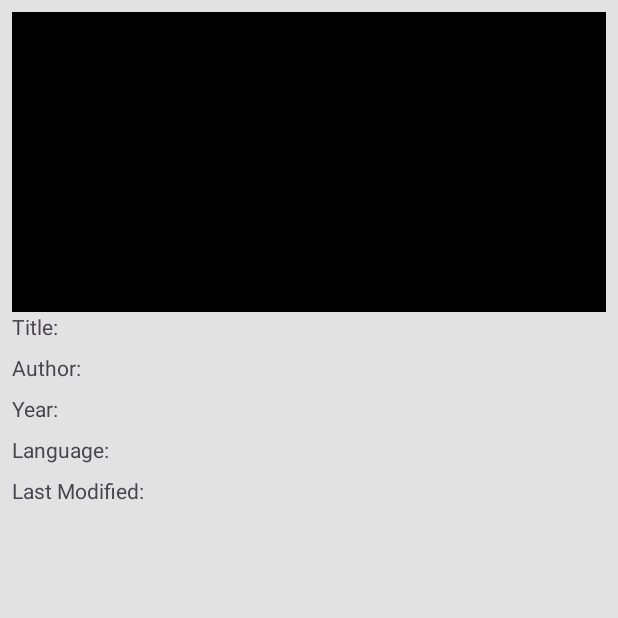
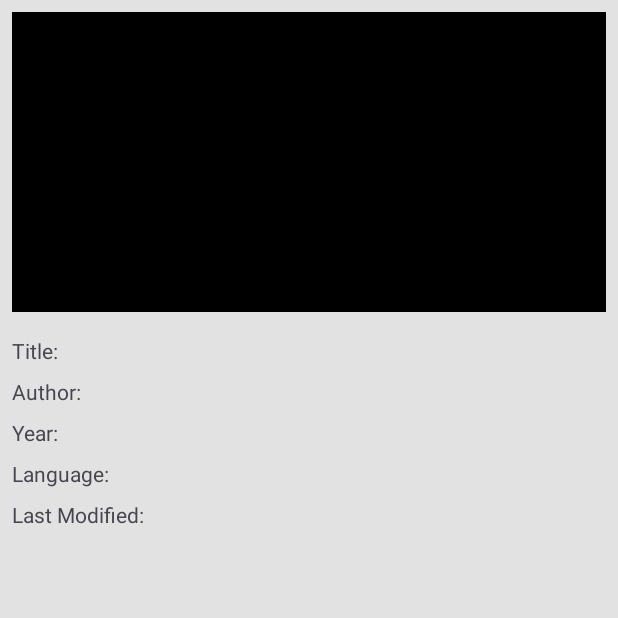
Before and after one commit to DavidBStorm/BookExpolere, an Android app: the fragment DetailsFragment shown on its own in the app's theme, on a phone screen of 412 x 824 dp, the top half of it. Run offline under Robolectric (Android 15) with nearby library versions, the phone set to English and light mode, and no system bars; our stand-ins replace Dagger/Hilt's generated code, data binding, paging; pictures from the network do not load.

```diff
--- a/app/src/main/AndroidManifest.xml
+++ b/app/src/main/AndroidManifest.xml
@@ -5,7 +5,7 @@
     <uses-permission android:name="android.permission.INTERNET" />
 
     <application
-        android:name="com.fara.bookexplorer.ui.MyApplication"
+        android:name="com.fara.bookexplorer.presentation.activities.MyApplication"
         android:allowBackup="true"
         android:dataExtractionRules="@xml/data_extraction_rules"
         android:fullBackupContent="@xml/backup_rules"
@@ -16,7 +16,7 @@
         android:theme="@style/Theme.BookExplorer"
         tools:targetApi="31">
         <activity
-            android:name="com.fara.bookexplorer.ui.MainActivity"
+            android:name="com.fara.bookexplorer.presentation.activities.MainActivity"
             android:exported="true">
             <intent-filter>
                 <action android:name="android.intent.action.MAIN" />
--- a/app/src/main/java/com/fara/bookexplorer/ui/pagination/BookPagingSource.kt
+++ b/app/src/main/java/com/fara/bookexplorer/data/pagination/BookPagingSource.kt
@@ -1,4 +1,4 @@
-package com.fara.bookexplorer.ui.pagination
+package com.fara.bookexplorer.data.pagination
 
 import androidx.paging.PagingSource
 import androidx.paging.PagingState
@@ -13,7 +13,7 @@ class BookPagingSource(
     override suspend fun load(params: LoadParams<Int>): LoadResult<Int, Doc> {
         return try {
             val page = params.key ?: PAGE_ONE
-            val response = bookService.searchBooks(query, page,LIMIT)
+            val response = bookService.searchBooks(query, page, LIMIT)
 
             if (response.isSuccessful) {
                 val books = response.body()?.docs ?: emptyList()
--- a/app/src/main/java/com/fara/bookexplorer/data/repository/BookRepository.kt
+++ b/app/src/main/java/com/fara/bookexplorer/data/repository/BookRepository.kt
@@ -2,12 +2,12 @@ package com.fara.bookexplorer.data.repository
 
 import com.fara.bookexplorer.data.services.BookService
 import com.fara.bookexplorer.domain.model.BookResponse
-import com.fara.bookexplorer.ui.pagination.BookPagingSource.Companion.LIMIT
+import com.fara.bookexplorer.data.pagination.BookPagingSource.Companion.LIMIT
 import androidx.paging.Pager
 import androidx.paging.PagingConfig
 import androidx.paging.PagingData
 import com.fara.bookexplorer.domain.model.Doc
-import com.fara.bookexplorer.ui.pagination.BookPagingSource
+import com.fara.bookexplorer.data.pagination.BookPagingSource
 import kotlinx.coroutines.flow.Flow
 import javax.inject.Inject
 
--- a/app/src/main/java/com/fara/bookexplorer/di/MyApplicationModule.kt
+++ b/app/src/main/java/com/fara/bookexplorer/di/MyApplicationModule.kt
@@ -2,7 +2,7 @@ package com.fara.bookexplorer.di
 
 import android.content.Context
 import com.fara.bookexplorer.data.services.BookService
-import com.fara.bookexplorer.ui.MyApplication
+import com.fara.bookexplorer.presentation.activities.MyApplication
 import dagger.Module
 import dagger.Provides
 import dagger.hilt.InstallIn
--- a/app/src/main/java/com/fara/bookexplorer/domain/model/Doc.kt
+++ b/app/src/main/java/com/fara/bookexplorer/domain/model/Doc.kt
@@ -68,16 +68,10 @@ data class Doc(
 ) : Parcelable {
     fun getFirstLanguage(): String = language.firstOrNull() ?: ""
 
-    // Get the first publisher or return an empty string if the list is empty
-    fun getFirstPublisher(): String = publisher.firstOrNull() ?: ""
-
-    // Get the first author or return an empty string if the list is empty
     fun getFirstAuthor(): String = authorName.firstOrNull() ?: ""
 
-    // Get the first publish year or return a default value if the list is empty
     fun getFirstPublishYearV2(): String = firstPublishYear.toString()
 
-    // Method to get the image URL from OpenLibrary based on the coverID
     fun getCoverImageUrl(): String {
         return if (coverID > 0) {
             "https://covers.openlibrary.org/b/id/$coverID-L.jpg"
--- a/app/src/main/java/com/fara/bookexplorer/ui/MainActivity.kt
+++ b/app/src/main/java/com/fara/bookexplorer/presentation/activities/MainActivity.kt
@@ -1,11 +1,11 @@
-package com.fara.bookexplorer.ui
+package com.fara.bookexplorer.presentation.activities
 
 import android.os.Bundle
 import androidx.activity.enableEdgeToEdge
 import androidx.appcompat.app.AppCompatActivity
 import androidx.core.view.ViewCompat
 import androidx.core.view.WindowInsetsCompat
-import com.fara.bookexplorer.ui.fragments.main.MainFragment
+import com.fara.bookexplorer.presentation.fragments.main.MainFragment
 import com.fara.bookexpolorer.R
 import dagger.hilt.android.AndroidEntryPoint
 
--- a/app/src/main/java/com/fara/bookexplorer/ui/MyApplication.kt
+++ b/app/src/main/java/com/fara/bookexplorer/presentation/activities/MyApplication.kt
@@ -1,4 +1,4 @@
-package com.fara.bookexplorer.ui
+package com.fara.bookexplorer.presentation.activities
 
 import android.app.Application
 import dagger.hilt.android.HiltAndroidApp
--- a/app/src/main/java/com/fara/bookexplorer/ui/adapter/BookAdapter.kt
+++ b/app/src/main/java/com/fara/bookexplorer/presentation/adapter/BookAdapter.kt
@@ -1,10 +1,9 @@
-package com.fara.bookexplorer.ui.adapter
+package com.fara.bookexplorer.presentation.adapter
 
 import android.view.LayoutInflater
 import android.view.ViewGroup
 import androidx.paging.PagingDataAdapter
 import androidx.recyclerview.widget.DiffUtil
-import androidx.recyclerview.widget.ListAdapter
 import androidx.recyclerview.widget.RecyclerView
 import com.fara.bookexplorer.domain.model.Doc
 import com.fara.bookexpolorer.databinding.BookItemBinding
--- a/app/src/main/java/com/fara/bookexplorer/ui/adapter/BookLoadStateAdapter.kt
+++ b/app/src/main/java/com/fara/bookexplorer/presentation/adapter/BookLoadStateAdapter.kt
@@ -1,4 +1,4 @@
-package com.fara.bookexplorer.ui.adapter
+package com.fara.bookexplorer.presentation.adapter
 
 import androidx.paging.LoadState
 import androidx.paging.LoadStateAdapter
--- a/app/src/main/java/com/fara/bookexplorer/ui/base/BaseFragment.kt
+++ b/app/src/main/java/com/fara/bookexplorer/presentation/base/BaseFragment.kt
@@ -1,4 +1,4 @@
-package com.fara.bookexplorer.ui.base
+package com.fara.bookexplorer.presentation.base
 
 import android.os.Bundle
 import android.view.LayoutInflater
--- a/app/src/main/java/com/fara/bookexplorer/ui/state/DetailState.kt
+++ b/app/src/main/java/com/fara/bookexplorer/presentation/state/DetailState.kt
@@ -1,4 +1,4 @@
-package com.fara.bookexplorer.ui.state
+package com.fara.bookexplorer.presentation.state
 
 import com.fara.bookexplorer.domain.model.Doc
 
--- a/app/src/main/java/com/fara/bookexplorer/ui/state/MainUIState.kt
+++ b/app/src/main/java/com/fara/bookexplorer/presentation/state/MainUIState.kt
@@ -1,7 +1,6 @@
-package com.fara.bookexplorer.ui.state
+package com.fara.bookexplorer.presentation.state
 
 import androidx.paging.PagingData
-import com.fara.bookexplorer.domain.model.BookResponse
 import com.fara.bookexplorer.domain.model.Doc
 
 sealed class MainUIState {
--- a/app/src/main/res/layout/fragment_details.xml
+++ b/app/src/main/res/layout/fragment_details.xml
@@ -7,7 +7,7 @@
 
         <variable
             name="viewModel"
-            type="com.fara.bookexplorer.viewModel.main.MainViewModel" /> <!-- Replace with your actual ViewModel class -->
+            type="com.fara.bookexplorer.presentation.viewModel.main.MainViewModel" /> <!-- Replace with your actual ViewModel class -->
     </data>
 
     <androidx.constraintlayout.widget.ConstraintLayout
@@ -24,6 +24,7 @@
             android:layout_width="wrap_content"
             android:layout_height="wrap_content"
             android:text="Title:"
+            android:layout_marginTop="16dp"
             app:layout_constraintStart_toStartOf="parent"
             app:layout_constraintTop_toBottomOf="@+id/bookCoverImage" />
 
@@ -31,9 +32,9 @@
             android:id="@+id/bookAuthor"
             android:layout_width="wrap_content"
             android:layout_height="wrap_content"
+            android:layout_marginTop="8dp"
             android:text="Author:"
-            android:layout_marginTop="8dp"
-            android:layout_marginStart="16dp"
+            app:layout_constraintStart_toStartOf="parent"
             app:layout_constraintTop_toBottomOf="@id/bookTitle" />
 
         <!-- Book Year -->
--- a/app/src/main/res/layout/fragment_main.xml
+++ b/app/src/main/res/layout/fragment_main.xml
@@ -6,7 +6,7 @@
     <data>
         <variable
             name="viewModel"
-            type="com.fara.bookexplorer.viewModel.main.MainViewModel" /> <!-- Replace with your actual ViewModel class -->
+            type="com.fara.bookexplorer.presentation.viewModel.main.MainViewModel" /> <!-- Replace with your actual ViewModel class -->
     </data>
 
     <androidx.constraintlayout.widget.ConstraintLayout
```
Also changed, not shown: app/src/main/java/com/fara/bookexplorer/presentation/fragments/detail/DetailsFragment.kt (renamed from app/src/main/java/com/fara/bookexplorer/ui/fragments/detail/DetailsFragment.kt, +5 -8 lines), app/src/main/java/com/fara/bookexplorer/presentation/fragments/main/MainFragment.kt (renamed from app/src/main/java/com/fara/bookexplorer/ui/fragments/main/MainFragment.kt, +9 -8 lines), app/src/main/java/com/fara/bookexplorer/presentation/viewModel/detail/DetailViewModel.kt (renamed from app/src/main/java/com/fara/bookexplorer/viewModel/detail/DetailViewModel.kt, +3 -5 lines), app/src/main/java/com/fara/bookexplorer/presentation/viewModel/main/MainViewModel.kt (renamed from app/src/main/java/com/fara/bookexplorer/viewModel/main/MainViewModel.kt, +3 -10 lines).
